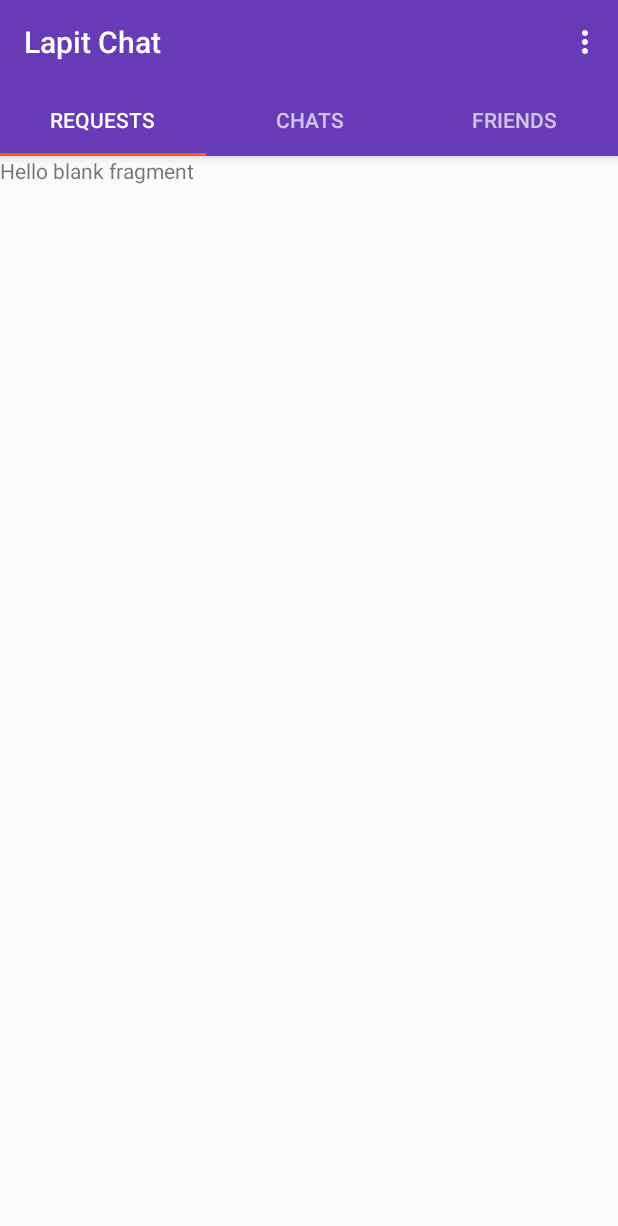
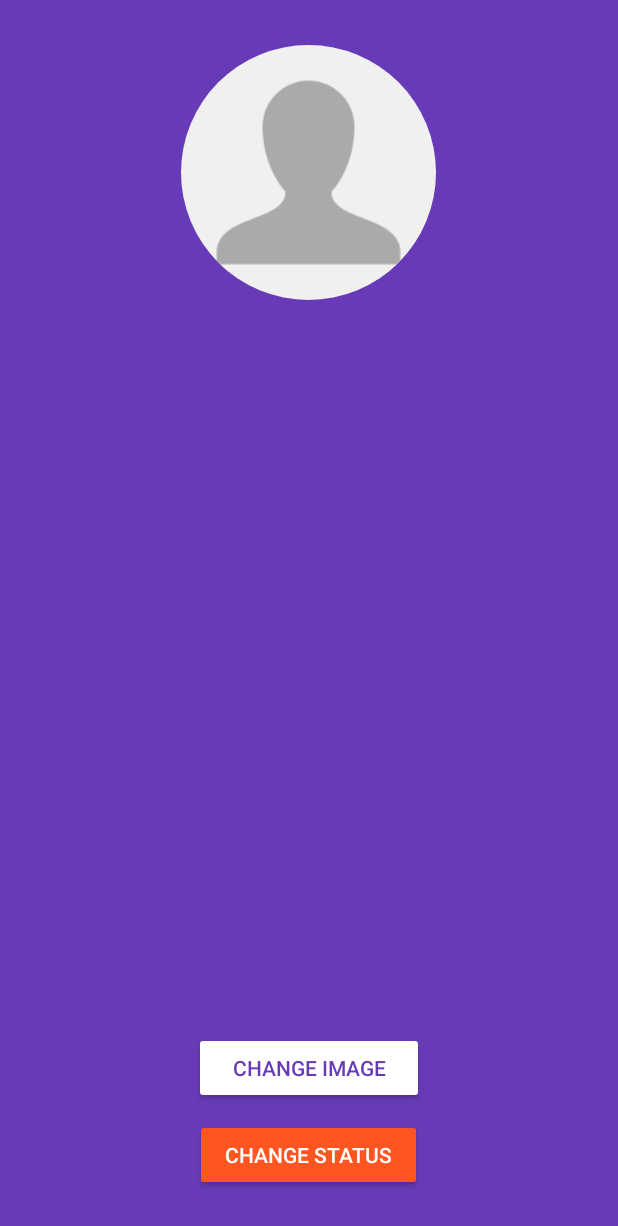
Before and after one commit to AlimamSesay/chat, an Android app: the screen it shows after launch (MainActivity before the commit, SettingsActivity after it), in the options menu, after a tap on "Account Settings", on a phone screen of 412 x 824 dp. Shown: the top 1226 px of the screen. Run offline under Robolectric (Android 15) with nearby library versions, the phone set to English and light mode, and no system bars; our stand-ins replace CircleImageView, Firebase (no records; nobody signed in at launch, a user with empty details on screens opened directly); 5 statements that could not run were skipped.

Commit message:
Start retriving data from firebase

```diff
--- a/app/build.gradle
+++ b/app/build.gradle
@@ -26,9 +26,11 @@ dependencies {
     implementation 'com.android.support.constraint:constraint-layout:1.0.2'
     implementation 'com.google.firebase:firebase-auth:11.0.4'
     implementation 'com.android.support:support-v4:26.1.0'
+    implementation 'com.google.firebase:firebase-database:11.0.4'
     testImplementation 'junit:junit:4.12'
     androidTestImplementation 'com.android.support.test:runner:1.0.1'
     androidTestImplementation 'com.android.support.test.espresso:espresso-core:3.0.1'
+    compile 'de.hdodenhof:circleimageview:2.2.0'
 }
 
 
@@ -38,4 +40,6 @@ dependencies {
 
 
 
+
+
 apply plugin: 'com.google.gms.google-services'
--- a/app/src/main/AndroidManifest.xml
+++ b/app/src/main/AndroidManifest.xml
@@ -20,7 +20,8 @@
         <activity
             android:name=".RegisterActivity"
             android:parentActivityName=".StartActivity" />
-        <activity android:name=".LoginActivity"></activity>
+        <activity android:name=".LoginActivity" />
+        <activity android:name=".SettingsActivity"></activity>
     </application>
 
 </manifest>
--- a/app/src/main/java/com/example/alimam/lapitchat/MainActivity.java
+++ b/app/src/main/java/com/example/alimam/lapitchat/MainActivity.java
@@ -87,13 +87,13 @@ public class MainActivity extends AppCompatActivity {
 
         }
 
-//        if(item.getItemId() == R.id.main_settings_btn){
-//
-//            Intent settingsIntent = new Intent(MainActivity.this, SettingsActivity.class);
-//            startActivity(settingsIntent);
-//
-//        }
-//
+        if(item.getItemId() == R.id.main_settings_btn){
+
+            Intent settingsIntent = new Intent(MainActivity.this, SettingsActivity.class);
+            startActivity(settingsIntent);
+
+        }
+
 //        if(item.getItemId() == R.id.main_all_btn){
 //
 //            Intent settingsIntent = new Intent(MainActivity.this, UsersActivity.class);
--- a/app/src/main/java/com/example/alimam/lapitchat/RegisterActivity.java
+++ b/app/src/main/java/com/example/alimam/lapitchat/RegisterActivity.java
@@ -18,6 +18,11 @@ import com.google.android.gms.tasks.Task;
 import com.google.firebase.FirebaseException;
 import com.google.firebase.auth.AuthResult;
 import com.google.firebase.auth.FirebaseAuth;
+import com.google.firebase.auth.FirebaseUser;
+import com.google.firebase.database.DatabaseReference;
+import com.google.firebase.database.FirebaseDatabase;
+
+import java.util.HashMap;
 
 public class RegisterActivity extends AppCompatActivity {
 
@@ -28,6 +33,8 @@ public class RegisterActivity extends AppCompatActivity {
 
 
     private Toolbar mToolbar;
+
+    private DatabaseReference mDatabase;
 
     //ProgressDialog
     private ProgressDialog mRegProgress;
@@ -94,11 +101,37 @@ public class RegisterActivity extends AppCompatActivity {
             public void onComplete(@NonNull Task<AuthResult> task) {
 
                 if(task.isSuccessful()){
+                    FirebaseUser current_user = FirebaseAuth.getInstance().getCurrentUser();
+                    String uid = current_user.getUid();
 
-                    Intent mainIntent = new Intent(RegisterActivity.this, MainActivity.class);
-                    mainIntent.addFlags(Intent.FLAG_ACTIVITY_NEW_TASK | Intent.FLAG_ACTIVITY_CLEAR_TASK);
-                    startActivity(mainIntent);
-                    finish();
+                    mDatabase = FirebaseDatabase.getInstance().getReference().child("Users").child(uid);
+
+                    // String device_token = FirebaseInstanceId.getInstance().getToken();
+
+                    HashMap<String, String> userMap = new HashMap<>();
+                    userMap.put("name", display_name);
+                    userMap.put("status", "Hi there I'm using Lapit Chat App.");
+                    userMap.put("image", "default");
+                    userMap.put("thumb_image", "default");
+                    // userMap.put("device_token", device_token);
+
+                    mDatabase.setValue(userMap).addOnCompleteListener(new OnCompleteListener<Void>() {
+                        @Override
+                        public void onComplete(@NonNull Task<Void> task) {
+
+                            if(task.isSuccessful()){
+
+                                mRegProgress.dismiss();
+
+                                Intent mainIntent = new Intent(RegisterActivity.this, MainActivity.class);
+                                mainIntent.addFlags(Intent.FLAG_ACTIVITY_NEW_TASK | Intent.FLAG_ACTIVITY_CLEAR_TASK);
+                                startActivity(mainIntent);
+                                finish();
+
+                            }
+
+                        }
+                    });
 
 
 
--- /dev/null
+++ b/app/src/main/java/com/example/alimam/lapitchat/SettingsActivity.java
@@ -0,0 +1,95 @@
+package com.example.alimam.lapitchat;
+
+import android.support.v7.app.AppCompatActivity;
+import android.os.Bundle;
+import android.widget.Button;
+import android.widget.TextView;
+
+import com.google.firebase.auth.FirebaseAuth;
+import com.google.firebase.auth.FirebaseUser;
+import com.google.firebase.database.DataSnapshot;
+import com.google.firebase.database.DatabaseError;
+import com.google.firebase.database.DatabaseReference;
+import com.google.firebase.database.FirebaseDatabase;
+import com.google.firebase.database.ValueEventListener;
+
+import de.hdodenhof.circleimageview.CircleImageView;
+
+public class SettingsActivity extends AppCompatActivity {
+
+    private DatabaseReference mUserDatabase;
+    private FirebaseUser mCurrentUser;
+
+    //Android Layout
+
+    private CircleImageView mDisplayImage;
+    private TextView mName;
+    private TextView mStatus;
+
+    private Button mStatusBtn;
+    private Button mImageBtn;
+
+
+    private static final int GALLERY_PICK = 1;
+
+    @Override
+    protected void onCreate(Bundle savedInstanceState) {
+        super.onCreate(savedInstanceState);
+        setContentView(R.layout.activity_settings);
+
+        mDisplayImage = (CircleImageView) findViewById(R.id.settings_image);
+        mName = (TextView) findViewById(R.id.settings_name);
+        mStatus = (TextView) findViewById(R.id.settings_status);
+
+        mStatusBtn = (Button) findViewById(R.id.settings_status_btn);
+        mImageBtn = (Button) findViewById(R.id.settings_image_btn);
+
+        mCurrentUser = FirebaseAuth.getInstance().getCurrentUser();
+
+        String current_uid = mCurrentUser.getUid();
+
+        mUserDatabase = FirebaseDatabase.getInstance().getReference().child("Users").child(current_uid);
+
+        mUserDatabase.addValueEventListener(new ValueEventListener() {
+            @Override
+            public void onDataChange(DataSnapshot dataSnapshot) {
+
+                String name = dataSnapshot.child("name").getValue().toString();
+                final String image = dataSnapshot.child("image").getValue().toString();
+                String status = dataSnapshot.child("status").getValue().toString();
+                String thumb_image = dataSnapshot.child("thumb_image").getValue().toString();
+
+                mName.setText(name);
+                mStatus.setText(status);
+//
+//                if(!image.equals("default")) {
+//
+//                    //Picasso.with(SettingsActivity.this).load(image).placeholder(R.drawable.default_avatar).into(mDisplayImage);
+//
+//                    Picasso.with(SettingsActivity.this).load(image).networkPolicy(NetworkPolicy.OFFLINE)
+//                            .placeholder(R.drawable.default_avatar).into(mDisplayImage, new Callback() {
+//                        @Override
+//                        public void onSuccess() {
+//
+//                        }
+//
+//                        @Override
+//                        public void onError() {
+//
+//                            Picasso.with(SettingsActivity.this).load(image).placeholder(R.drawable.default_avatar).into(mDisplayImage);
+//
+//                        }
+//                    });
+//
+//                }
+
+
+            }
+
+            @Override
+            public void onCancelled(DatabaseError databaseError) {
+
+            }
+        });
+    }
+}
--- /dev/null
+++ b/app/src/main/res/layout/activity_settings.xml
@@ -0,0 +1,66 @@
+<?xml version="1.0" encoding="utf-8"?>
+<RelativeLayout xmlns:android="http://schemas.android.com/apk/res/android"
+    xmlns:app="http://schemas.android.com/apk/res-auto"
+    xmlns:tools="http://schemas.android.com/tools"
+    android:layout_width="match_parent"
+    android:layout_height="match_parent"
+    android:background="@color/colorPrimary"
+    tools:context="com.example.alimam.lapitchat.SettingsActivity">
+
+    <de.hdodenhof.circleimageview.CircleImageView
+        android:id="@+id/settings_image"
+        android:layout_width="170dp"
+        android:layout_height="170dp"
+        android:layout_alignParentTop="true"
+        android:layout_centerHorizontal="true"
+        android:layout_marginTop="30dp"
+        android:src="@drawable/default_avatar" />
+
+    <TextView
+        android:id="@+id/settings_name"
+        android:layout_width="wrap_content"
+        android:layout_height="wrap_content"
+        android:layout_below="@+id/settings_image"
+        android:layout_centerHorizontal="true"
+        android:layout_marginTop="30dp"
+        android:text="Display Name"
+        android:textColor="@android:color/white"
+        android:textSize="24sp" />
+
+    <Button
+        android:id="@+id/settings_status_btn"
+        android:layout_width="wrap_content"
+        android:layout_height="wrap_content"
+        android:layout_alignParentBottom="true"
+        android:layout_centerHorizontal="true"
+        android:layout_marginBottom="30dp"
+        android:backgroundTint="@color/colorAccent"
+        android:paddingLeft="20dp"
+        android:paddingRight="20dp"
+        android:text="CHANGE STATUS"
+        android:textColor="@android:color/white" />
+
+    <Button
+        android:id="@+id/settings_image_btn"
+        android:layout_width="wrap_content"
+        android:layout_height="wrap_content"
+        android:layout_above="@+id/settings_status_btn"
+        android:layout_centerHorizontal="true"
+        android:layout_marginBottom="10dp"
+        android:backgroundTint="@android:color/white"
+        android:paddingLeft="25dp"
+        android:paddingRight="25dp"
+        android:text="CHANGE IMAGE"
+        android:textColor="@color/colorPrimary" />
+
+    <TextView
+        android:id="@+id/settings_status"
+        android:layout_width="wrap_content"
+        android:layout_height="wrap_content"
+        android:layout_below="@+id/settings_name"
+        android:layout_centerHorizontal="true"
+        android:layout_marginTop="15dp"
+        android:text="@string/default_status"
+        android:textColor="@android:color/white" />
+
+</RelativeLayout>
```
Also changed, not shown: app/src/main/res/drawable-mdpi/ic_add_black_24dp.png (added), app/src/main/res/drawable-mdpi/ic_send_black_24dp.png (added), app/src/main/res/drawable-xhdpi/default_avatar.png (added), app/src/main/res/drawable-xhdpi/ic_add_black_24dp.png (added), app/src/main/res/drawable-xhdpi/ic_send_black_24dp.png (added), app/src/main/res/drawable-xhdpi/online_icon.png (added), app/src/main/res/drawable-xxhdpi/ic_add_black_24dp.png (added), app/src/main/res/drawable-xxhdpi/ic_send_black_24dp.png (added), app/src/main/res/drawable-xxxhdpi/ic_add_black_24dp.png (added), app/src/main/res/drawable-xxxhdpi/ic_send_black_24dp.png (added).
